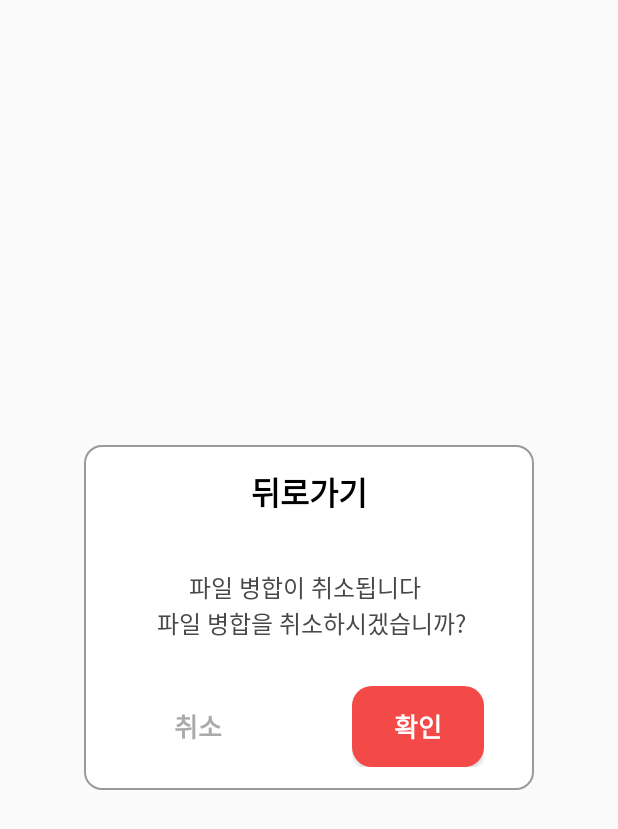
After one commit to chungddong/OverlayNote_mobile, an Android app: the layout back_press.xml on its own in the app's theme, with its tools: preview values and no code run, on a phone screen of 412 x 824 dp. The commit adds this screen. Shown: the top 829 px of the screen. Run offline under Robolectric (Android 15) with nearby library versions, the phone set to English and light mode, and no system bars.

Commit message:
저장소 권한, 시작시 선택 관련 추가

```diff
--- a/app/src/main/AndroidManifest.xml
+++ b/app/src/main/AndroidManifest.xml
@@ -1,6 +1,11 @@
 <?xml version="1.0" encoding="utf-8"?>
 <manifest xmlns:android="http://schemas.android.com/apk/res/android"
     xmlns:tools="http://schemas.android.com/tools">
+
+    <uses-permission android:name="android.permission.MANAGE_EXTERNAL_STORAGE"
+        tools:ignore="ScopedStorage" />
+    <uses-permission android:name="android.permission.READ_EXTERNAL_STORAGE"/>
+    <uses-permission android:name="android.permission.WRITE_EXTERNAL_STORAGE" />
 
     <application
         android:allowBackup="true"
--- a/app/src/main/java/com/sophra/overlaynote_mobile/MainActivity.java
+++ b/app/src/main/java/com/sophra/overlaynote_mobile/MainActivity.java
@@ -1,14 +1,121 @@
 package com.sophra.overlaynote_mobile;
 
 import androidx.appcompat.app.AppCompatActivity;
+import androidx.core.content.ContextCompat;
 
+import android.Manifest;
+import android.app.Dialog;
+import android.content.Intent;
+import android.graphics.Color;
+import android.graphics.drawable.ColorDrawable;
+import android.net.Uri;
+import android.os.Build;
 import android.os.Bundle;
+import android.os.Environment;
+import android.provider.Settings;
+import android.util.Log;
+import android.view.View;
+import android.widget.Button;
+import android.widget.TextView;
+
+import java.io.File;
+import java.io.FileNotFoundException;
+import java.io.InputStream;
+import java.io.InputStreamReader;
+import java.io.UnsupportedEncodingException;
+import java.util.ArrayList;
+import java.util.List;
 
 public class MainActivity extends AppCompatActivity {
+
+    private File file;
+    private List mylist;
+    private final int PERMISSIONS_REQUEST_RESULT = 1;
 
     @Override
     protected void onCreate(Bundle savedInstanceState) {
         super.onCreate(savedInstanceState);
         setContentView(R.layout.activity_main);
+
+        int permission = ContextCompat.checkSelfPermission(this, Manifest.permission.MANAGE_EXTERNAL_STORAGE);
+
+    }
+
+    @Override
+    protected void onResume() {
+        super.onResume();
+
+        if (Build.VERSION.SDK_INT >= Build.VERSION_CODES.R) { //안드로이드 11이 경우
+            if (Environment.isExternalStorageManager()) { //권한이 허용되어 있을 경우
+
+                Log.d("overlaynote", "권한 허용됨");
+                mylist = new ArrayList();
+                String rootSD = Environment.getExternalStorageDirectory().toString();
+
+                Log.d("overlaynote", "rootSD : " + rootSD);
+                file = new File(rootSD + "/Download/OverlayNote/notedata.csv");
+
+                Log.d("overlaynote", "file : " + file);
+
+
+                /*File list[] = file.listFiles();
+
+                for (int i = 0; i < list.length; i++) {
+                    Log.d("overlaynote", "name : " + list[i].getName());
+                 }*/
+
+
+
+            } else { //권한이 허용 안되어있을 때
+
+                Log.d("overlaynote", "권한 비허용");
+
+                Uri uri = Uri.fromParts("package", this.getPackageName(), null);
+
+                Dialog dialog;
+
+                dialog = new Dialog(MainActivity.this);
+                dialog.getWindow().setBackgroundDrawable(new ColorDrawable(Color.TRANSPARENT));
+                dialog.setContentView(R.layout.back_press);
+
+                dialog.show();
+
+                TextView dialog_title = dialog.findViewById(R.id.dialog_title);
+                TextView dialog_text = dialog.findViewById(R.id.dialog_text);
+
+                Button btn_cancel = dialog.findViewById(R.id.btn_cancel);
+                Button btn_confirm = dialog.findViewById(R.id.btn_confirm);
+
+                dialog_title.setText("권한 요청");
+                dialog_text.setText("앱을 사용하기 위해서는 파일 관리 권한을 허용해야 합니다");
+                btn_confirm.setText("설정");
+
+                dialog_title.setText("권한 요청");
+                dialog_text.setText("앱을 사용하기 위해서는 파일 관리 권한을 허용해야 합니다");
+                btn_confirm.setText("설정");
+
+                btn_cancel.setOnClickListener(new View.OnClickListener() {
+                    @Override
+                    public void onClick(View view) {
+                        dialog.dismiss();
+                        finish();
+                    }
+                });
+
+                btn_confirm.setOnClickListener(new View.OnClickListener() {
+                    @Override
+                    public void onClick(View view) {
+                        dialog.dismiss();
+                        Intent intent = new Intent();
+                        intent.setAction(Settings.ACTION_MANAGE_APP_ALL_FILES_ACCESS_PERMISSION);
+                        intent.setData(uri);
+                        startActivity(intent);
+                    }
+                });
+
+
+            }
+        }
+
     }
 }
--- /dev/null
+++ b/app/src/main/res/drawable-v24/btn_round.xml
@@ -0,0 +1,11 @@
+<?xml version="1.0" encoding="utf-8"?>
+<shape xmlns:android="http://schemas.android.com/apk/res/android"
+    android:padding="10dp"
+    android:shape="rectangle" >
+    <solid android:color="#F34A47"/>
+    <corners
+        android:bottomLeftRadius="13dp"
+        android:bottomRightRadius="13dp"
+        android:topLeftRadius="13dp"
+        android:topRightRadius="13dp" />
+</shape>
--- /dev/null
+++ b/app/src/main/res/drawable-v24/round_default.xml
@@ -0,0 +1,17 @@
+<?xml version="1.0" encoding="utf-8"?>
+<shape xmlns:android="http://schemas.android.com/apk/res/android"
+    android:padding="10dp"
+    android:shape="rectangle" >
+    <solid android:color="#FFFFFF"/>
+
+    <stroke
+        android:width="1dp"
+        android:color="#9A9A9A"/>
+
+    <corners
+        android:bottomLeftRadius="11dp"
+        android:bottomRightRadius="11dp"
+        android:topLeftRadius="11dp"
+        android:topRightRadius="11dp" />
+
+</shape>
--- /dev/null
+++ b/app/src/main/res/layout/back_press.xml
@@ -0,0 +1,136 @@
+<?xml version="1.0" encoding="utf-8"?>
+<LinearLayout xmlns:android="http://schemas.android.com/apk/res/android"
+    android:layout_width="wrap_content"
+    android:layout_height="wrap_content"
+    android:layout_gravity="center"
+    android:background="@drawable/round_default"
+    android:gravity="center"
+    android:outlineProvider="none">
+
+    <LinearLayout
+        android:layout_width="300dp"
+        android:layout_height="230dp"
+        android:orientation="vertical"
+        android:padding="10dp">
+
+        <LinearLayout
+            android:layout_width="match_parent"
+            android:layout_height="0dp"
+            android:layout_gravity="center"
+            android:layout_weight="0.8"
+            android:gravity="center">
+
+            <TextView
+                android:id="@+id/dialog_title"
+                android:layout_width="wrap_content"
+                android:layout_height="wrap_content"
+                android:layout_gravity="center"
+                android:text="뒤로가기"
+                android:textAlignment="center"
+                android:textColor="@color/black"
+                android:textSize="21dp"
+                android:textStyle="bold" />
+
+        </LinearLayout>
+
+        <LinearLayout
+            android:layout_width="match_parent"
+            android:layout_height="0dp"
+            android:layout_gravity="center"
+            android:layout_weight="2"
+            android:gravity="center">
+
+            <LinearLayout
+                android:layout_width="0dp"
+                android:layout_height="match_parent"
+                android:layout_weight="1" />
+
+            <LinearLayout
+                android:layout_width="0dp"
+                android:layout_height="match_parent"
+                android:layout_gravity="center"
+                android:layout_weight="7"
+                android:gravity="center">
+
+                <TextView
+                    android:id="@+id/dialog_text"
+                    android:layout_width="wrap_content"
+                    android:layout_height="wrap_content"
+                    android:autoSizeTextType="uniform"
+                    android:text="파일 병합이 취소됩니다 \n 파일 병합을 취소하시겠습니까?"
+                    android:textAlignment="center"
+                    android:textColor="#484848"
+                    android:textSize="16dp" />
+
+            </LinearLayout>
+
+            <LinearLayout
+                android:layout_width="0dp"
+                android:layout_height="match_parent"
+                android:layout_weight="1" />
+
+        </LinearLayout>
+
+        <LinearLayout
+            android:layout_width="match_parent"
+            android:layout_height="0dp"
+            android:layout_marginBottom="5dp"
+            android:layout_weight="1">
+
+            <LinearLayout
+                android:layout_width="0dp"
+                android:layout_height="match_parent"
+                android:layout_weight="0.7" />
+
+            <LinearLayout
+                android:layout_width="0dp"
+                android:layout_height="match_parent"
+                android:layout_weight="2.7">
+
+                <Button
+                    android:id="@+id/btn_cancel"
+                    android:layout_width="match_parent"
+                    android:layout_height="match_parent"
+                    android:background="@null"
+                    android:text="취소"
+                    android:textColor="@android:color/darker_gray"
+                    android:textSize="17dp"
+                    android:textStyle="bold" />
+
+
+            </LinearLayout>
+
+            <LinearLayout
+                android:layout_width="0dp"
+                android:layout_height="match_parent"
+                android:layout_weight="1.8" />
+
+            <LinearLayout
+                android:layout_width="0dp"
+                android:layout_height="match_parent"
+                android:layout_weight="2.7">
+
+                <Button
+                    android:id="@+id/btn_confirm"
+                    android:layout_width="match_parent"
+                    android:layout_height="match_parent"
+                    android:background="@drawable/btn_round"
+                    android:text="확인"
+                    android:textColor="@color/white"
+                    android:textSize="17dp"
+                    android:textStyle="bold" />
+
+            </LinearLayout>
+
+            <LinearLayout
+                android:layout_width="0dp"
+                android:layout_height="match_parent"
+                android:layout_weight="0.7" />
+
+
+        </LinearLayout>
+
+
+    </LinearLayout>
+
+</LinearLayout>
--- a/app/src/main/res/values-night/themes.xml
+++ b/app/src/main/res/values-night/themes.xml
@@ -1,6 +1,6 @@
 <resources xmlns:tools="http://schemas.android.com/tools">
     <!-- Base application theme. -->
-    <style name="Theme.OverlayNote_mobile" parent="Theme.MaterialComponents.DayNight.DarkActionBar">
+    <style name="Theme.OverlayNote_mobile" parent="Theme.AppCompat.DayNight.DarkActionBar">
         <!-- Primary brand color. -->
         <item name="colorPrimary">@color/purple_200</item>
         <item name="colorPrimaryVariant">@color/purple_700</item>
--- a/app/src/main/res/values/themes.xml
+++ b/app/src/main/res/values/themes.xml
@@ -1,6 +1,6 @@
 <resources xmlns:tools="http://schemas.android.com/tools">
     <!-- Base application theme. -->
-    <style name="Theme.OverlayNote_mobile" parent="Theme.MaterialComponents.DayNight.DarkActionBar">
+    <style name="Theme.OverlayNote_mobile" parent="Theme.AppCompat.DayNight.DarkActionBar">
         <!-- Primary brand color. -->
         <item name="colorPrimary">@color/purple_500</item>
         <item name="colorPrimaryVariant">@color/purple_700</item>
```
